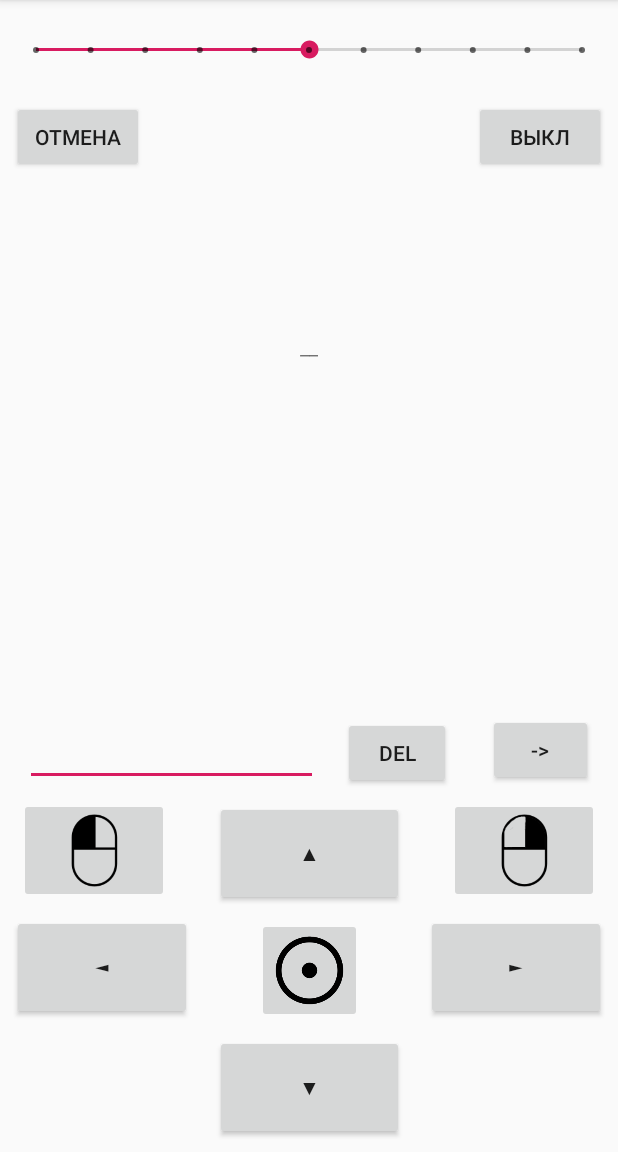
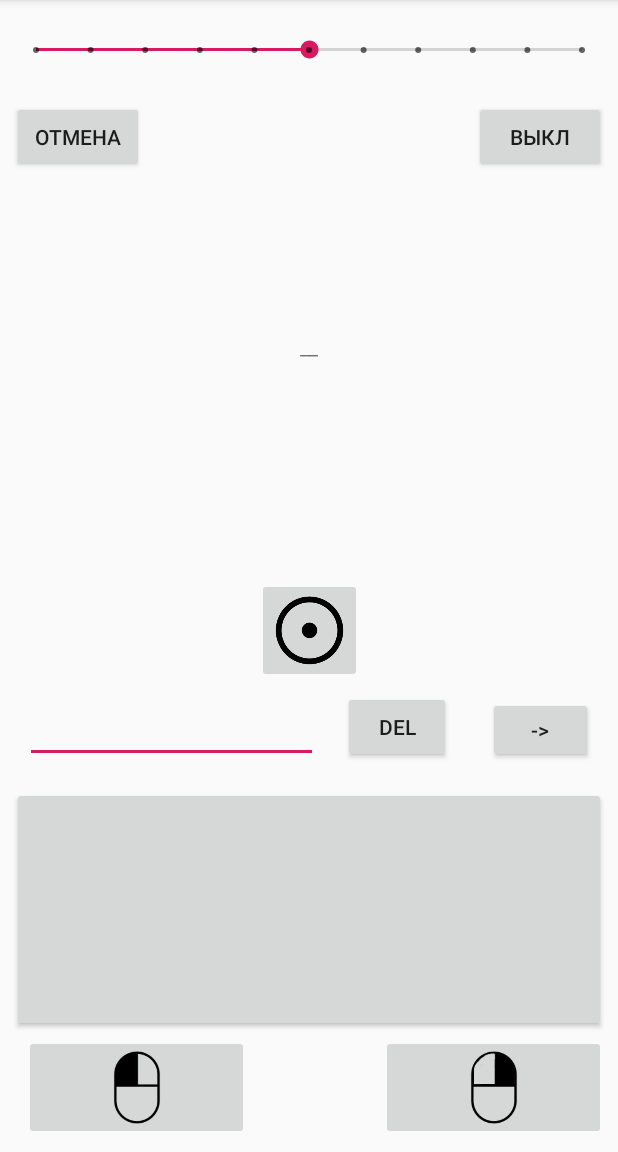
Before and after one commit to solovi4/ControllerPC, an Android app: the screen it shows after launch (MainActivity), on a phone screen of 412 x 824 dp, the part 84-1236 px from its top. Run offline under Robolectric (Android 15) with nearby library versions, the phone set to English and light mode, and no system bars.

Commit message:
Сделал тач пад

```diff
--- a/app/src/main/java/com/solovi4/controllerpc/CursorButtonController.java
+++ /dev/null
@@ -1,62 +0,0 @@
-package com.solovi4.controllerpc;
-
-import android.hardware.SensorManager;
-import android.os.Handler;
-import android.os.SystemClock;
-import android.view.MotionEvent;
-import android.view.View;
-import android.widget.Button;
-
-public class CursorButtonController implements Button.OnTouchListener  {
-    private Handler mHandler = new Handler();
-    private Commander commander;
-    private int dx, dy;
-    private int acceleration = 1;
-    private int counter = 0;
-    public CursorButtonController(Commander commander, int dx, int dy) {
-        this.commander = commander;
-        this.dx = dx;
-        this.dy = dy;
-    }
-
-    @Override
-    public boolean onTouch(View v, MotionEvent motionevent) {
-        int action = motionevent.getAction();
-        if (action == MotionEvent.ACTION_DOWN) {
-            counter = 0;
-            mHandler.removeCallbacks(mUpdateTaskup);
-            mHandler.postAtTime(mUpdateTaskup, SystemClock.uptimeMillis() + 100);
-        } else if (action == MotionEvent.ACTION_UP) {
-            mHandler.removeCallbacks(mUpdateTaskup);
-            counter = 0;
-        }
-        return false;
-    }
-
-    private Runnable mUpdateTaskup = new Runnable() {
-
-        private void speedControl() {
-            switch (counter)
-            {
-                case 0: acceleration = 1; break;
-                case 5: acceleration = 2; break;
-                case 10: acceleration = 3; break;
-                case 15: acceleration = 4; break;
-                case 20: acceleration = 5; break;
-                case 25: acceleration = 6; break;
-                case 30: acceleration = 7; break;
-                case 35: acceleration = 8; break;
-                case 40: acceleration = 9; break;
-                case 45: acceleration = 10; break;
-            }
-        }
-
-        public void run() {
-            //textView.setText(String.format("dx = %f \n dy = %f \n dz = %f ", dx, dy, dz));
-            speedControl();
-            commander.MoveCursor(dx * acceleration, dy * acceleration);
-            mHandler.postAtTime(this, SystemClock.uptimeMillis() + 50);
-            counter++;
-        }//end run
-    };// end runnable
-}
--- a/app/src/main/java/com/solovi4/controllerpc/MainActivity.java
+++ b/app/src/main/java/com/solovi4/controllerpc/MainActivity.java
@@ -8,11 +8,12 @@ import android.os.Bundle;
 import android.view.Menu;
 import android.view.MenuInflater;
 import android.view.MenuItem;
-import android.view.MotionEvent;
+import android.view.SurfaceView;
 import android.view.View;
 import android.widget.Button;
 import android.widget.EditText;
 import android.widget.ImageButton;
+import android.widget.ImageView;
 import android.widget.SeekBar;
 import android.widget.TextView;
 
@@ -27,6 +28,7 @@ public class MainActivity extends AppCompatActivity {
     private MySeekBarListener mySeekBarListener;
     private ImageButton buttonMouseLeft;
     private ImageButton buttonMouseRight;
+    private Button touchPad;
 
     @Override
     protected void onCreate(Bundle savedInstanceState) {
@@ -44,22 +46,6 @@ public class MainActivity extends AppCompatActivity {
         SeekBar seekBar = findViewById(R.id.seekBar);
         seekBar.setOnSeekBarChangeListener(mySeekBarListener);
 
-        CursorButtonController cursorButtonControllerLeft = new CursorButtonController(commander, -5, 0);
-        Button moveCursoreLeftButton = findViewById(R.id.buttonCursorLeft);
-        moveCursoreLeftButton.setOnTouchListener(cursorButtonControllerLeft);
-
-        CursorButtonController cursorButtonControllerRight = new CursorButtonController(commander, 5, 0);
-        Button moveCursoreRightButton = findViewById(R.id.buttonCursorRight);
-        moveCursoreRightButton.setOnTouchListener(cursorButtonControllerRight);
-
-        CursorButtonController cursorButtonControllerUp = new CursorButtonController(commander, 0, -5);
-        Button moveCursoreUpButton = findViewById(R.id.buttonCursorUp);
-        moveCursoreUpButton.setOnTouchListener(cursorButtonControllerUp);
-
-        CursorButtonController cursorButtonControllerDown = new CursorButtonController(commander, 0, 5);
-        Button moveCursoreDownButton = findViewById(R.id.buttonCursorDown);
-        moveCursoreDownButton.setOnTouchListener(cursorButtonControllerDown);
-
         buttonMouseLeft = findViewById(R.id.buttonMouseLeft);
         MouseLeftButtonListener mouseLeftButtonListener = new MouseLeftButtonListener(commander);
         buttonMouseLeft.setOnTouchListener(mouseLeftButtonListener);
@@ -68,6 +54,9 @@ public class MainActivity extends AppCompatActivity {
         buttonMouseRight = findViewById(R.id.buttonMouseRight);
         buttonMouseRight.setOnTouchListener(mouseRightButtonListener);
 
+        touchPad = findViewById(R.id.touchPad);
+        TouchPadController touchPadController = new TouchPadController(commander);
+        touchPad.setOnTouchListener(touchPadController);
         textView = findViewById(R.id.textView);
         editText = findViewById(R.id.editText);
     }
--- a/app/src/main/java/com/solovi4/controllerpc/SoapCall.java
+++ b/app/src/main/java/com/solovi4/controllerpc/SoapCall.java
@@ -65,7 +65,7 @@ public class SoapCall extends AsyncTask<String, Object, String> {
         envelope.dotNet = true;
         envelope.setOutputSoapObject(request);
         //envelope.setOutputSoapObject(request);
-        HttpTransportSE transportSE = new HttpTransportSE(url, 5000);
+        HttpTransportSE transportSE = new HttpTransportSE(url, 1000);
         try{
             transportSE.call(soapAction, envelope);
             response = (String)envelope.getResponse();
--- /dev/null
+++ b/app/src/main/java/com/solovi4/controllerpc/TouchPadController.java
@@ -0,0 +1,42 @@
+package com.solovi4.controllerpc;
+
+import android.os.Handler;
+import android.view.MotionEvent;
+import android.view.View;
+import android.widget.Button;
+
+public class TouchPadController implements Button.OnTouchListener {
+    private Handler mHandler = new Handler();
+    private Commander commander;
+    private float xPrv = 0;
+    private float yPrv = 0;
+    private float sensitivity = 1.0f;
+    private boolean beginMove = true;
+
+    public TouchPadController(Commander commander) {
+        this.commander = commander;
+    }
+
+    @Override
+    public boolean onTouch(View v, MotionEvent motionevent) {
+        int action = motionevent.getAction();
+        if (action == MotionEvent.ACTION_DOWN) {
+            beginMove = true;
+        } else if (action == MotionEvent.ACTION_MOVE) {
+            float x = motionevent.getX();
+            float y = motionevent.getY();
+            if(!beginMove) {
+                int dx = (int) ((x - xPrv) * sensitivity);
+                int dy = (int) ((y - yPrv) * sensitivity);
+                commander.MoveCursor(dx, dy);
+            }
+            xPrv = x;
+            yPrv = y;
+            beginMove = false;
+        } else if (action == MotionEvent.ACTION_UP) {
+
+        }
+        return false;
+    }
+
+}
--- a/app/src/main/res/layout/activity_main.xml
+++ b/app/src/main/res/layout/activity_main.xml
@@ -56,72 +56,28 @@
         app:layout_constraintStart_toStartOf="parent"
         app:layout_constraintTop_toBottomOf="@+id/seekBar" />
 
-    <Button
-        android:id="@+id/buttonCursorUp"
-        android:layout_width="126dp"
-        android:layout_height="70dp"
-        android:layout_marginStart="8dp"
-        android:layout_marginEnd="8dp"
-        android:layout_marginBottom="8dp"
-        android:text="▲"
-        app:layout_constraintBottom_toTopOf="@+id/moveCursorButton"
-        app:layout_constraintEnd_toStartOf="@+id/buttonMouseRight"
-        app:layout_constraintStart_toEndOf="@+id/buttonMouseLeft" />
-
-    <Button
-        android:id="@+id/buttonCursorLeft"
-        android:layout_width="120dp"
-        android:layout_height="70dp"
-        android:layout_marginStart="8dp"
-        android:layout_marginBottom="88dp"
-        android:text="◄"
-        app:layout_constraintBottom_toBottomOf="parent"
-        app:layout_constraintStart_toStartOf="parent" />
-
-    <Button
-        android:id="@+id/buttonCursorRight"
-        android:layout_width="120dp"
-        android:layout_height="70dp"
-        android:layout_marginEnd="8dp"
-        android:layout_marginBottom="88dp"
-        android:text="►"
-        app:layout_constraintBottom_toBottomOf="parent"
-        app:layout_constraintEnd_toEndOf="parent" />
-
-    <Button
-        android:id="@+id/buttonCursorDown"
-        android:layout_width="126dp"
-        android:layout_height="70dp"
-        android:layout_marginStart="8dp"
-        android:layout_marginEnd="8dp"
-        android:layout_marginBottom="8dp"
-        android:text="▼"
-        app:layout_constraintBottom_toBottomOf="parent"
-        app:layout_constraintEnd_toEndOf="parent"
-        app:layout_constraintStart_toStartOf="parent" />
-
     <EditText
         android:id="@+id/editText"
         android:layout_width="195dp"
         android:layout_height="wrap_content"
         android:layout_marginStart="8dp"
-        android:layout_marginBottom="8dp"
+        android:layout_marginBottom="16dp"
         android:ems="10"
         android:inputType="text"
-        app:layout_constraintBottom_toTopOf="@+id/buttonMouseLeft"
+        app:layout_constraintBottom_toTopOf="@+id/touchPad"
         app:layout_constraintEnd_toStartOf="@+id/buttonDel"
         app:layout_constraintStart_toStartOf="parent" />
 
     <Button
         android:id="@+id/buttonSendText"
         android:layout_width="70dp"
-        android:layout_height="wrap_content"
+        android:layout_height="44dp"
         android:layout_marginStart="8dp"
         android:layout_marginEnd="8dp"
-        android:layout_marginBottom="8dp"
+        android:layout_marginBottom="16dp"
         android:onClick="buttonSendText_click"
         android:text="->"
-        app:layout_constraintBottom_toTopOf="@+id/buttonMouseRight"
+        app:layout_constraintBottom_toTopOf="@+id/touchPad"
         app:layout_constraintEnd_toEndOf="parent"
         app:layout_constraintStart_toEndOf="@+id/buttonDel" />
 
@@ -131,39 +87,35 @@
         android:layout_height="wrap_content"
         android:layout_marginStart="8dp"
         android:layout_marginEnd="8dp"
-        android:layout_marginBottom="8dp"
+        android:layout_marginBottom="16dp"
         android:onClick="buttonDel_click"
         android:text="del"
-        app:layout_constraintBottom_toTopOf="@+id/buttonCursorUp"
+        app:layout_constraintBottom_toTopOf="@+id/touchPad"
         app:layout_constraintEnd_toStartOf="@+id/buttonSendText"
         app:layout_constraintStart_toEndOf="@+id/editText" />
 
     <ImageButton
         android:id="@+id/buttonMouseLeft"
-        android:layout_width="100dp"
+        android:layout_width="150dp"
         android:layout_height="70dp"
-        android:layout_marginStart="8dp"
-        android:layout_marginEnd="18dp"
+        android:layout_marginStart="16dp"
         android:layout_marginBottom="8dp"
+        android:adjustViewBounds="true"
+        android:scaleType="fitCenter"
         android:src="@drawable/left_button"
-        android:scaleType="fitCenter"
-        android:adjustViewBounds="true"
-        app:layout_constraintBottom_toTopOf="@+id/buttonCursorLeft"
-        app:layout_constraintEnd_toStartOf="@+id/buttonCursorUp"
+        app:layout_constraintBottom_toBottomOf="parent"
         app:layout_constraintStart_toStartOf="parent" />
 
     <ImageButton
         android:id="@+id/buttonMouseRight"
-        android:layout_width="100dp"
+        android:layout_width="150dp"
         android:layout_height="70dp"
-        android:layout_marginStart="18dp"
         android:layout_marginEnd="8dp"
         android:layout_marginBottom="8dp"
+        android:adjustViewBounds="true"
         android:scaleType="fitCenter"
-        android:adjustViewBounds="true"
-        app:layout_constraintBottom_toTopOf="@+id/buttonCursorRight"
+        app:layout_constraintBottom_toBottomOf="parent"
         app:layout_constraintEnd_toEndOf="parent"
-        app:layout_constraintStart_toEndOf="@+id/buttonCursorUp"
         app:srcCompat="@drawable/right_button" />
 
     <ImageButton
@@ -175,9 +127,20 @@
         android:layout_marginBottom="8dp"
         android:adjustViewBounds="true"
         android:scaleType="fitCenter"
-        app:layout_constraintBottom_toTopOf="@+id/buttonCursorDown"
-        app:layout_constraintEnd_toStartOf="@+id/buttonCursorRight"
-        app:layout_constraintStart_toEndOf="@+id/buttonCursorLeft"
+        app:layout_constraintBottom_toTopOf="@+id/editText"
+        app:layout_constraintEnd_toEndOf="parent"
+        app:layout_constraintStart_toStartOf="parent"
         app:srcCompat="@drawable/circle" />
 
+    <Button
+        android:id="@+id/touchPad"
+        android:layout_width="0dp"
+        android:layout_height="163dp"
+        android:layout_marginStart="8dp"
+        android:layout_marginEnd="8dp"
+        android:layout_marginBottom="80dp"
+        app:layout_constraintBottom_toBottomOf="parent"
+        app:layout_constraintEnd_toEndOf="parent"
+        app:layout_constraintStart_toStartOf="parent" />
+
 </android.support.constraint.ConstraintLayout>
```
